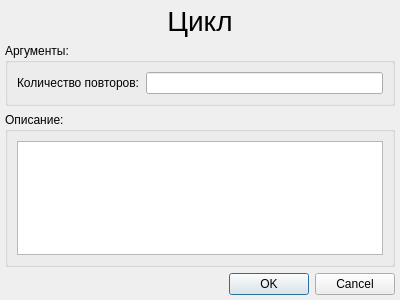
Before: the Qt Designer form KAMEditor/gui/commands/cycledialog.ui in Xtail96/SML, drawn with Qt 5.
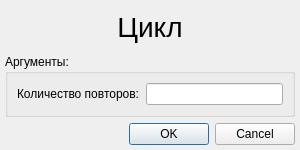
After: the same form once the commit is applied.

```diff
--- a/KAMEditor/gui/commands/cycledialog.ui
+++ b/KAMEditor/gui/commands/cycledialog.ui
@@ -6,8 +6,8 @@
    <rect>
     <x>0</x>
     <y>0</y>
-    <width>400</width>
-    <height>300</height>
+    <width>300</width>
+    <height>150</height>
    </rect>
   </property>
   <property name="windowTitle">
@@ -60,29 +60,6 @@
      </layout>
     </widget>
    </item>
-   <item>
-    <widget class="QGroupBox" name="cycle_groupBox_description">
-     <property name="title">
-      <string>Описание:</string>
-     </property>
-     <layout class="QVBoxLayout" name="verticalLayout">
-      <item>
-       <widget class="QTextEdit" name="cycle_textEdit_description">
-        <property name="readOnly">
-         <bool>true</bool>
-        </property>
-        <property name="html">
-         <string>&lt;!DOCTYPE HTML PUBLIC &quot;-//W3C//DTD HTML 4.0//EN&quot; &quot;http://www.w3.org/TR/REC-html40/strict.dtd&quot;&gt;
-&lt;html&gt;&lt;head&gt;&lt;meta name=&quot;qrichtext&quot; content=&quot;1&quot; /&gt;&lt;style type=&quot;text/css&quot;&gt;
-p, li { white-space: pre-wrap; }
-&lt;/style&gt;&lt;/head&gt;&lt;body style=&quot; font-family:'.SF NS Text'; font-size:13pt; font-weight:400; font-style:normal;&quot;&gt;
-&lt;p style=&quot;-qt-paragraph-type:empty; margin-top:0px; margin-bottom:0px; margin-left:0px; margin-right:0px; -qt-block-indent:0; text-indent:0px;&quot;&gt;&lt;br /&gt;&lt;/p&gt;&lt;/body&gt;&lt;/html&gt;</string>
-        </property>
-       </widget>
-      </item>
-     </layout>
-    </widget>
-   </item>
    <item>
     <widget class="QDialogButtonBox" name="buttonBox">
      <property name="orientation">
```
Left out of the diff: 6 changed lines with no effect on the pictures.
